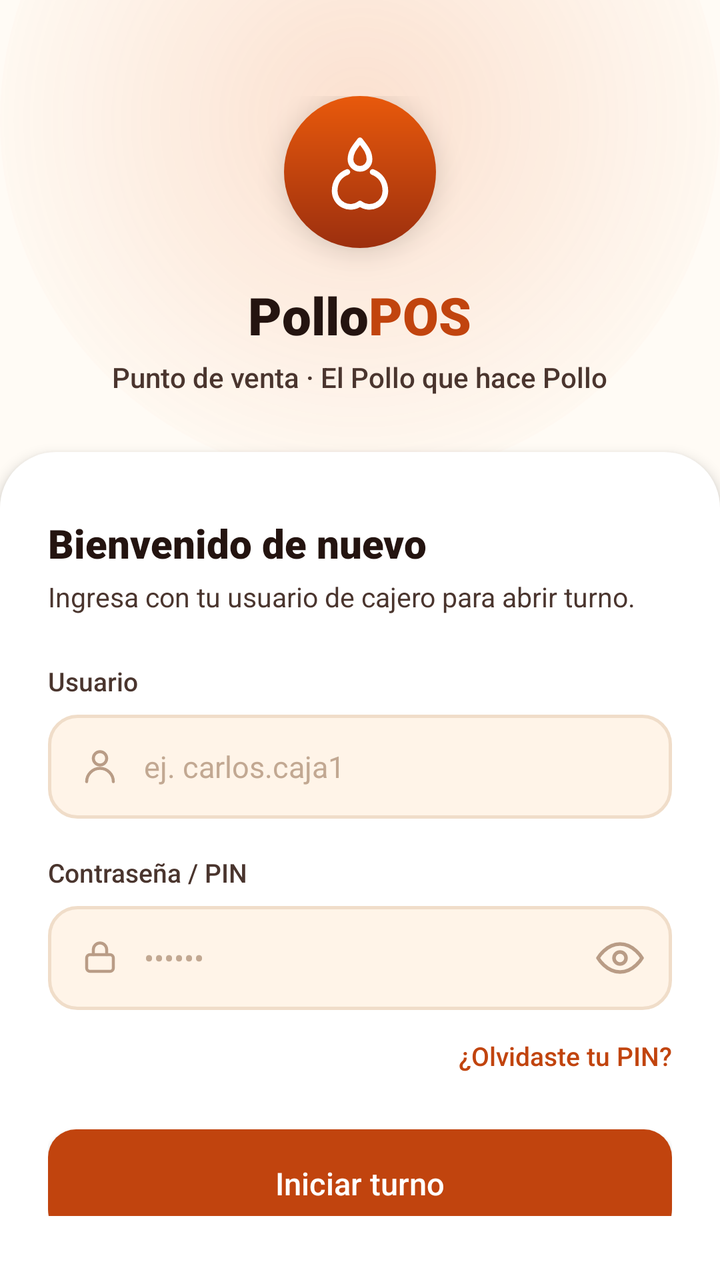
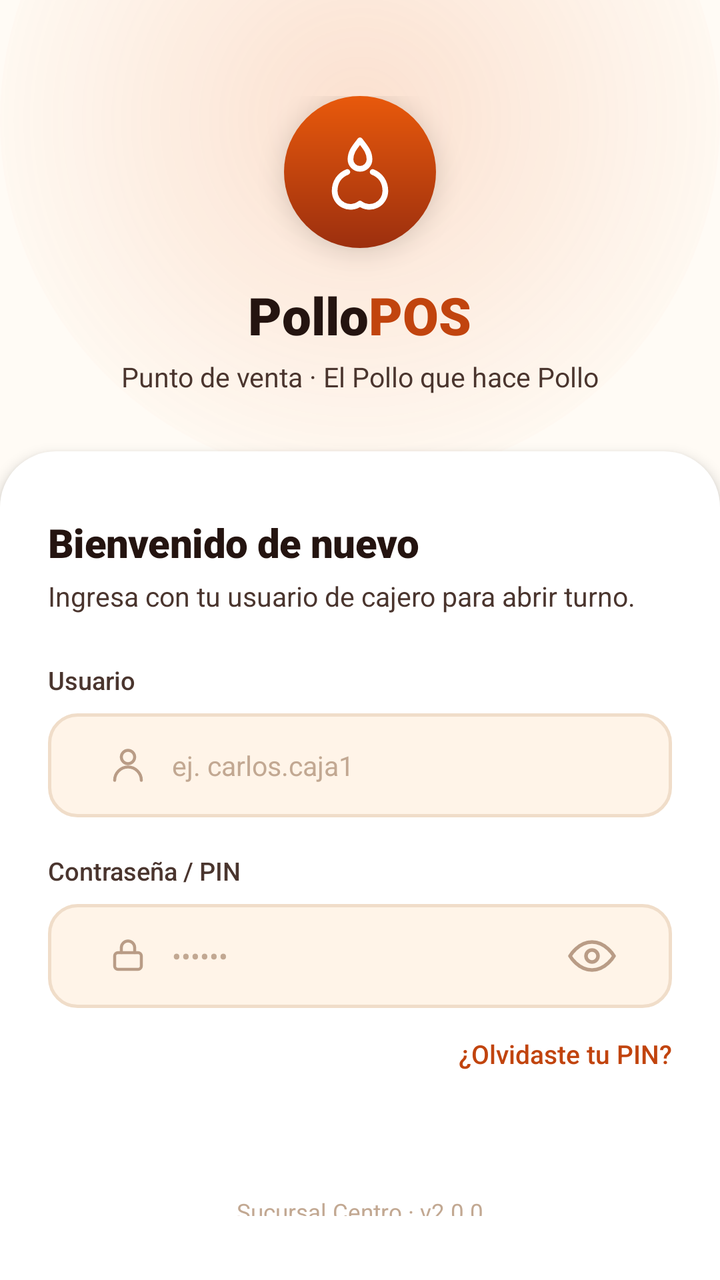

Screens rendered from an Android XML layout before and after an edit, with the pre-edit source and the edit as a unified diff.
<!-- AndroidManifest.xml: application theme Theme.Pollogithub -->
<!-- res/layout/activity_main.xml -->
<?xml version="1.0" encoding="utf-8"?>
<androidx.core.widget.NestedScrollView xmlns:android="http://schemas.android.com/apk/res/android"
    xmlns:app="http://schemas.android.com/apk/res-auto"
    xmlns:tools="http://schemas.android.com/tools"
    android:id="@+id/main"
    android:layout_width="match_parent"
    android:layout_height="match_parent"
    android:fillViewport="true"
    android:background="@color/paper_50"
    tools:context=".MainActivity">

    <androidx.constraintlayout.widget.ConstraintLayout
        android:layout_width="match_parent"
        android:layout_height="wrap_content"
        android:minHeight="600dp">

        
        <View
            android:id="@+id/glowView"
            android:layout_width="360dp"
            android:layout_height="360dp"
            android:background="@drawable/bg_glow_top"
            app:layout_constraintEnd_toEndOf="parent"
            app:layout_constraintStart_toStartOf="parent"
            app:layout_constraintTop_toTopOf="parent"
            android:translationY="-120dp" />

        
        <LinearLayout
            android:id="@+id/brandLayout"
            android:layout_width="match_parent"
            android:layout_height="wrap_content"
            android:gravity="center_horizontal"
            android:orientation="vertical"
            android:paddingTop="48dp"
            android:paddingBottom="28dp"
            app:layout_constraintEnd_toEndOf="parent"
            app:layout_constraintStart_toStartOf="parent"
            app:layout_constraintTop_toTopOf="parent">

            
            <FrameLayout
                android:layout_width="76dp"
                android:layout_height="76dp"
                android:layout_marginBottom="16dp"
                android:background="@drawable/bg_brand_logo"
                android:elevation="8dp">

                <ImageView
                    android:layout_width="38dp"
                    android:layout_height="38dp"
                    android:layout_gravity="center"
                    android:contentDescription="@string/app_name"
                    android:src="@drawable/ic_flame_chicken" />
            </FrameLayout>

            
            <LinearLayout
                android:layout_width="wrap_content"
                android:layout_height="wrap_content"
                android:orientation="horizontal">

                <TextView
                    android:layout_width="wrap_content"
                    android:layout_height="wrap_content"
                    android:fontFamily="sans-serif-black"
                    android:text="@string/brand_title_brasa"
                    android:textColor="@color/char_900"
                    android:textSize="26sp" />

                <TextView
                    android:layout_width="wrap_content"
                    android:layout_height="wrap_content"
                    android:fontFamily="sans-serif-black"
                    android:text="@string/brand_title_pos"
                    android:textColor="@color/ember_600"
                    android:textSize="26sp" />
            </LinearLayout>

            
            <TextView
                android:layout_width="wrap_content"
                android:layout_height="wrap_content"
                android:layout_marginTop="4dp"
                android:fontFamily="sans-serif-medium"
                android:text="@string/brand_subtitle"
                android:textColor="@color/char_700"
                android:textSize="14sp" />
        </LinearLayout>

        
        <androidx.constraintlayout.widget.ConstraintLayout
            android:id="@+id/cardLayout"
            android:layout_width="match_parent"
            android:layout_height="0dp"
            android:background="@drawable/bg_card_top_rounded"
            android:elevation="4dp"
            android:paddingHorizontal="24dp"
            android:paddingTop="32dp"
            android:paddingBottom="32dp"
            app:layout_constraintBottom_toBottomOf="parent"
            app:layout_constraintEnd_toEndOf="parent"
            app:layout_constraintStart_toStartOf="parent"
            app:layout_constraintTop_toBottomOf="@id/brandLayout">

            
            <TextView
                android:id="@+id/tvWelcomeTitle"
                android:layout_width="0dp"
                android:layout_height="wrap_content"
                android:fontFamily="sans-serif-black"
                android:text="@string/welcome_title"
                android:textColor="@color/char_900"
                android:textSize="20sp"
                app:layout_constraintEnd_toEndOf="parent"
                app:layout_constraintStart_toStartOf="parent"
                app:layout_constraintTop_toTopOf="parent" />

            <TextView
                android:id="@+id/tvWelcomeSubtitle"
                android:layout_width="0dp"
                android:layout_height="wrap_content"
                android:layout_marginTop="4dp"
                android:fontFamily="sans-serif"
                android:text="@string/welcome_subtitle"
                android:textColor="@color/char_700"
                android:textSize="13.5sp"
                app:layout_constraintEnd_toEndOf="parent"
                app:layout_constraintStart_toStartOf="parent"
                app:layout_constraintTop_toBottomOf="@id/tvWelcomeTitle" />

            
            <TextView
                android:id="@+id/lblUser"
                android:layout_width="wrap_content"
                android:layout_height="wrap_content"
                android:layout_marginTop="24dp"
                android:fontFamily="sans-serif-medium"
                android:text="@string/label_user"
                android:textColor="@color/char_700"
                android:textSize="13sp"
                app:layout_constraintStart_toStartOf="parent"
                app:layout_constraintTop_toBottomOf="@id/tvWelcomeSubtitle" />

            
            <FrameLayout
                android:id="@+id/wrapUser"
                android:layout_width="0dp"
                android:layout_height="52dp"
                android:layout_marginTop="8dp"
                android:background="@drawable/bg_input_field"
                app:layout_constraintEnd_toEndOf="parent"
                app:layout_constraintStart_toStartOf="parent"
                app:layout_constraintTop_toBottomOf="@id/lblUser">

                <ImageView
                    android:layout_width="20dp"
                    android:layout_height="20dp"
                    android:layout_gravity="center_vertical|start"
                    android:layout_marginStart="16dp"
                    android:contentDescription="@string/label_user"
                    android:src="@drawable/ic_person" />

                <EditText
                    android:id="@+id/etUser"
                    android:layout_width="match_parent"
                    android:layout_height="match_parent"
                    android:background="@null"
                    android:fontFamily="sans-serif"
                    android:hint="@string/hint_user"
                    android:importantForAutofill="no"
                    android:inputType="textPersonName"
                    android:paddingStart="48dp"
                    android:paddingEnd="16dp"
                    android:textColor="@color/char_900"
                    android:textColorHint="@color/placeholder_text"
                    android:textSize="15sp" />
            </FrameLayout>

            
            <TextView
                android:id="@+id/lblPassword"
                android:layout_width="wrap_content"
                android:layout_height="wrap_content"
                android:layout_marginTop="18dp"
                android:fontFamily="sans-serif-medium"
                android:text="@string/label_password"
                android:textColor="@color/char_700"
                android:textSize="13sp"
                app:layout_constraintStart_toStartOf="parent"
                app:layout_constraintTop_toBottomOf="@id/wrapUser" />

            
            <FrameLayout
                android:id="@+id/wrapPassword"
                android:layout_width="0dp"
                android:layout_height="52dp"
                android:layout_marginTop="8dp"
                android:background="@drawable/bg_input_field"
                app:layout_constraintEnd_toEndOf="parent"
                app:layout_constraintStart_toStartOf="parent"
                app:layout_constraintTop_toBottomOf="@id/lblPassword">

                <ImageView
                    android:layout_width="20dp"
                    android:layout_height="20dp"
                    android:layout_gravity="center_vertical|start"
                    android:layout_marginStart="16dp"
                    android:contentDescription="@string/label_password"
                    android:src="@drawable/ic_lock" />

                <EditText
                    android:id="@+id/etPassword"
                    android:layout_width="match_parent"
                    android:layout_height="match_parent"
                    android:background="@null"
                    android:fontFamily="sans-serif"
                    android:hint="@string/hint_password"
                    android:importantForAutofill="no"
                    android:inputType="textPassword"
                    android:paddingStart="48dp"
                    android:paddingEnd="48dp"
                    android:textColor="@color/char_900"
                    android:textColorHint="@color/placeholder_text"
                    android:textSize="15sp" />

                <ImageButton
                    android:id="@+id/btnToggleEye"
                    android:layout_width="44dp"
                    android:layout_height="44dp"
                    android:layout_gravity="center_vertical|end"
                    android:layout_marginEnd="4dp"
                    android:background="?attr/selectableItemBackgroundBorderless"
                    android:contentDescription="@string/label_password"
                    android:padding="10dp"
                    android:scaleType="fitCenter"
                    android:src="@drawable/ic_eye" />
            </FrameLayout>

            
            <TextView
                android:id="@+id/tvForgotPin"
                android:layout_width="wrap_content"
                android:layout_height="wrap_content"
                android:layout_marginTop="10dp"
                android:background="?attr/selectableItemBackground"
                android:fontFamily="sans-serif-medium"
                android:paddingVertical="4dp"
                android:text="@string/forgot_pin"
                android:textColor="@color/ember_600"
                android:textSize="13sp"
                app:layout_constraintEnd_toEndOf="parent"
                app:layout_constraintTop_toBottomOf="@id/wrapPassword" />

            
            <androidx.appcompat.widget.AppCompatButton
                android:id="@+id/btnStartShift"
                android:layout_width="0dp"
                android:layout_height="54dp"
                android:layout_marginTop="24dp"
                android:background="@drawable/bg_button_primary"
                android:elevation="4dp"
                android:fontFamily="sans-serif-medium"
                android:text="@string/btn_start_shift"
                android:textAllCaps="false"
                android:textColor="@color/white"
                android:textSize="15.5sp"
                app:layout_constraintEnd_toEndOf="parent"
                app:layout_constraintStart_toStartOf="parent"
                app:layout_constraintTop_toBottomOf="@id/tvForgotPin" />

            
            <TextView
                android:id="@+id/tvFooterNote"
                android:layout_width="wrap_content"
                android:layout_height="wrap_content"
                android:layout_marginTop="40dp"
                android:fontFamily="sans-serif"
                android:text="@string/footer_note"
                android:textColor="@color/placeholder_text"
                android:textSize="12sp"
                app:layout_constraintBottom_toBottomOf="parent"
                app:layout_constraintEnd_toEndOf="parent"
                app:layout_constraintStart_toStartOf="parent"
                app:layout_constraintTop_toBottomOf="@id/btnStartShift" />

        </androidx.constraintlayout.widget.ConstraintLayout>

    </androidx.constraintlayout.widget.ConstraintLayout>
</androidx.core.widget.NestedScrollView>
<!-- resources referenced by this layout -->
<resources>
  <!-- unchanged entries left out for length: 35 -->
</resources>

<!-- the commit's change to res/layout/activity_main.xml (unified diff, before → after) -->
@@ -79,13 +79,11 @@
 
             
             <TextView
-                android:layout_width="wrap_content"
-                android:layout_height="wrap_content"
-                android:layout_marginTop="4dp"
-                android:fontFamily="sans-serif-medium"
-                android:text="@string/brand_subtitle"
-                android:textColor="@color/char_700"
-                android:textSize="14sp" />
+                android:textAppearance="@style/TextAppearance.Pollo.Subtitle.Emphasis"
+                android:layout_width="wrap_content"
+                android:layout_height="wrap_content"
+                android:layout_marginTop="@dimen/spacing_xs"
+                android:text="@string/brand_subtitle" />
         </LinearLayout>
 
         
@@ -94,10 +92,10 @@
             android:layout_width="match_parent"
             android:layout_height="0dp"
             android:background="@drawable/bg_card_top_rounded"
-            android:elevation="4dp"
-            android:paddingHorizontal="24dp"
-            android:paddingTop="32dp"
-            android:paddingBottom="32dp"
+            android:elevation="@dimen/elevation_medium"
+            android:paddingHorizontal="@dimen/spacing_2xl"
+            android:paddingTop="@dimen/spacing_3xl"
+            android:paddingBottom="@dimen/spacing_3xl"
             app:layout_constraintBottom_toBottomOf="parent"
             app:layout_constraintEnd_toEndOf="parent"
             app:layout_constraintStart_toStartOf="parent"
@@ -106,25 +104,21 @@
             
             <TextView
                 android:id="@+id/tvWelcomeTitle"
-                android:layout_width="0dp"
-                android:layout_height="wrap_content"
-                android:fontFamily="sans-serif-black"
+                android:textAppearance="@style/TextAppearance.Pollo.Title.Large"
+                android:layout_width="0dp"
+                android:layout_height="wrap_content"
                 android:text="@string/welcome_title"
-                android:textColor="@color/char_900"
-                android:textSize="20sp"
                 app:layout_constraintEnd_toEndOf="parent"
                 app:layout_constraintStart_toStartOf="parent"
                 app:layout_constraintTop_toTopOf="parent" />
 
             <TextView
                 android:id="@+id/tvWelcomeSubtitle"
-                android:layout_width="0dp"
-                android:layout_height="wrap_content"
-                android:layout_marginTop="4dp"
-                android:fontFamily="sans-serif"
+                android:textAppearance="@style/TextAppearance.Pollo.Subtitle.Emphasis"
+                android:layout_width="0dp"
+                android:layout_height="wrap_content"
+                android:layout_marginTop="@dimen/spacing_xs"
                 android:text="@string/welcome_subtitle"
-                android:textColor="@color/char_700"
-                android:textSize="13.5sp"
                 app:layout_constraintEnd_toEndOf="parent"
                 app:layout_constraintStart_toStartOf="parent"
                 app:layout_constraintTop_toBottomOf="@id/tvWelcomeTitle" />
@@ -132,23 +126,20 @@
             
             <TextView
                 android:id="@+id/lblUser"
-                android:layout_width="wrap_content"
-                android:layout_height="wrap_content"
-                android:layout_marginTop="24dp"
-                android:fontFamily="sans-serif-medium"
+                android:textAppearance="@style/TextAppearance.Pollo.Label"
+                android:layout_width="wrap_content"
+                android:layout_height="wrap_content"
+                android:layout_marginTop="@dimen/spacing_2xl"
                 android:text="@string/label_user"
-                android:textColor="@color/char_700"
-                android:textSize="13sp"
                 app:layout_constraintStart_toStartOf="parent"
                 app:layout_constraintTop_toBottomOf="@id/tvWelcomeSubtitle" />
 
             
             <FrameLayout
                 android:id="@+id/wrapUser"
-                android:layout_width="0dp"
-                android:layout_height="52dp"
-                android:layout_marginTop="8dp"
-                android:background="@drawable/bg_input_field"
+                style="@style/Widget.Pollo.InputContainer"
+                android:layout_width="0dp"
+                android:layout_marginTop="@dimen/spacing_s"
                 app:layout_constraintEnd_toEndOf="parent"
                 app:layout_constraintStart_toStartOf="parent"
                 app:layout_constraintTop_toBottomOf="@id/lblUser">
@@ -163,40 +154,31 @@
 
                 <EditText
                     android:id="@+id/etUser"
-                    android:layout_width="match_parent"
-                    android:layout_height="match_parent"
-                    android:background="@null"
-                    android:fontFamily="sans-serif"
+                    style="@style/Widget.Pollo.EditText"
                     android:hint="@string/hint_user"
                     android:importantForAutofill="no"
                     android:inputType="textPersonName"
                     android:paddingStart="48dp"
-                    android:paddingEnd="16dp"
-                    android:textColor="@color/char_900"
-                    android:textColorHint="@color/placeholder_text"
-                    android:textSize="15sp" />
+                    android:paddingEnd="16dp" />
             </FrameLayout>
 
             
             <TextView
                 android:id="@+id/lblPassword"
+                android:textAppearance="@style/TextAppearance.Pollo.Label"
                 android:layout_width="wrap_content"
                 android:layout_height="wrap_content"
                 android:layout_marginTop="18dp"
-                android:fontFamily="sans-serif-medium"
                 android:text="@string/label_password"
-                android:textColor="@color/char_700"
-                android:textSize="13sp"
                 app:layout_constraintStart_toStartOf="parent"
                 app:layout_constraintTop_toBottomOf="@id/wrapUser" />
 
             
             <FrameLayout
                 android:id="@+id/wrapPassword"
-                android:layout_width="0dp"
-                android:layout_height="52dp"
-                android:layout_marginTop="8dp"
-                android:background="@drawable/bg_input_field"
+                style="@style/Widget.Pollo.InputContainer"
+                android:layout_width="0dp"
+                android:layout_marginTop="@dimen/spacing_s"
                 app:layout_constraintEnd_toEndOf="parent"
                 app:layout_constraintStart_toStartOf="parent"
                 app:layout_constraintTop_toBottomOf="@id/lblPassword">
@@ -211,18 +193,12 @@
 
                 <EditText
                     android:id="@+id/etPassword"
-                    android:layout_width="match_parent"
-                    android:layout_height="match_parent"
-                    android:background="@null"
-                    android:fontFamily="sans-serif"
+                    style="@style/Widget.Pollo.EditText"
                     android:hint="@string/hint_password"
                     android:importantForAutofill="no"
                     android:inputType="textPassword"
                     android:paddingStart="48dp"
-                    android:paddingEnd="48dp"
-                    android:textColor="@color/char_900"
-                    android:textColorHint="@color/placeholder_text"
-                    android:textSize="15sp" />
+                    android:paddingEnd="48dp" />
 
                 <ImageButton
                     android:id="@+id/btnToggleEye"
@@ -255,16 +231,10 @@
             
             <androidx.appcompat.widget.AppCompatButton
                 android:id="@+id/btnStartShift"
-                android:layout_width="0dp"
-                android:layout_height="54dp"
-                android:layout_marginTop="24dp"
-                android:background="@drawable/bg_button_primary"
-                android:elevation="4dp"
-                android:fontFamily="sans-serif-medium"
+                style="@style/Widget.Pollo.Button.Primary.Hero"
+                android:layout_width="0dp"
+                android:layout_marginTop="@dimen/spacing_2xl"
                 android:text="@string/btn_start_shift"
-                android:textAllCaps="false"
-                android:textColor="@color/white"
-                android:textSize="15.5sp"
                 app:layout_constraintEnd_toEndOf="parent"
                 app:layout_constraintStart_toStartOf="parent"
                 app:layout_constraintTop_toBottomOf="@id/tvForgotPin" />
@@ -272,13 +242,11 @@
             
             <TextView
                 android:id="@+id/tvFooterNote"
-                android:layout_width="wrap_content"
-                android:layout_height="wrap_content"
-                android:layout_marginTop="40dp"
-                android:fontFamily="sans-serif"
+                android:textAppearance="@style/TextAppearance.Pollo.Caption"
+                android:layout_width="wrap_content"
+                android:layout_height="wrap_content"
+                android:layout_marginTop="@dimen/spacing_4xl"
                 android:text="@string/footer_note"
-                android:textColor="@color/placeholder_text"
-                android:textSize="12sp"
                 app:layout_constraintBottom_toBottomOf="parent"
                 app:layout_constraintEnd_toEndOf="parent"
                 app:layout_constraintStart_toStartOf="parent"
<!-- resource entries referenced after the edit -->
@@ -1,5 +1,76 @@
 <!-- resources referenced by this layout -->
 <resources>
+  <dimen name="elevation_medium">4dp</dimen>
+  <dimen name="spacing_2xl">24dp</dimen>
+  <dimen name="spacing_3xl">32dp</dimen>
+  <dimen name="spacing_4xl">40dp</dimen>
+  <dimen name="spacing_s">8dp</dimen>
+  <dimen name="spacing_xs">4dp</dimen>
+  <style name="TextAppearance.Pollo.Caption" parent="TextAppearance.Pollo">
+          <item name="android:fontFamily">sans-serif</item>
+          <item name="android:textColor">@color/placeholder_text</item>
+          <item name="android:textSize">@dimen/text_size_caption</item>
+      </style>
+  <style name="TextAppearance.Pollo.Label" parent="TextAppearance.Pollo">
+          <item name="android:fontFamily">sans-serif-medium</item>
+          <item name="android:textColor">@color/char_700</item>
+          <item name="android:textSize">@dimen/text_size_label</item>
+      </style>
+  <style name="TextAppearance.Pollo.Subtitle.Emphasis" parent="TextAppearance.Pollo">
+          <item name="android:fontFamily">sans-serif</item>
+          <item name="android:textColor">@color/char_700</item>
+          <item name="android:textSize">@dimen/text_size_body</item>
+      </style>
+  <style name="TextAppearance.Pollo.Title.Large" parent="TextAppearance.Pollo.Title">
+          <item name="android:fontFamily">sans-serif-black</item>
+          <item name="android:textColor">@color/char_900</item>
+          <item name="android:textSize">@dimen/text_size_title_large</item>
+          <item name="android:letterSpacing">-0.01</item>
+      </style>
+  <style name="Widget.Pollo.Button.Primary.Hero" parent="Widget.Pollo.Button.Primary">
+          <item name="android:minHeight">@dimen/btn_height_hero</item>
+          <item name="android:textSize">15.5sp</item>
+          <item name="android:elevation">@dimen/elevation_medium</item>
+      </style>
+  <style name="Widget.Pollo.EditText" parent="Widget.Pollo">
+          <item name="android:background">@null</item>
+          <item name="android:fontFamily">sans-serif</item>
+          <item name="android:textColor">@color/char_900</item>
+          <item name="android:textColorHint">@color/placeholder_text</item>
+          <item name="android:textSize">@dimen/text_size_body</item>
+          <item name="android:layout_width">match_parent</item>
+          <item name="android:layout_height">match_parent</item>
+      </style>
+  <style name="Widget.Pollo.InputContainer" parent="Widget.Pollo">
+          <item name="android:background">@drawable/bg_input_field</item>
+          <item name="android:layout_height">@dimen/input_height</item>
+          <item name="android:layout_width">match_parent</item>
+          <item name="android:paddingHorizontal">@dimen/input_padding_horizontal</item>
+      </style>
+  <style name="TextAppearance.Pollo" parent="android:TextAppearance" />
+  <dimen name="text_size_caption">11.5sp</dimen>
+  <dimen name="text_size_label">12.5sp</dimen>
+  <dimen name="text_size_body">13.5sp</dimen>
+  <style name="TextAppearance.Pollo.Title" parent="TextAppearance.Pollo" />
+  <dimen name="text_size_title_large">20sp</dimen>
+  <style name="Widget.Pollo.Button.Primary" parent="Widget.Pollo.Button">
+          <item name="android:background">@drawable/bg_button_primary</item>
+          <item name="android:fontFamily">sans-serif-bold</item>
+          <item name="android:textColor">@color/white</item>
+          <item name="android:textSize">@dimen/text_size_btn_primary</item>
+          <item name="android:textAllCaps">false</item>
+          <item name="android:paddingHorizontal">@dimen/spacing_xl</item>
+          <item name="android:minHeight">@dimen/btn_height_primary</item>
+          <item name="android:stateListAnimator">@null</item>
+      </style>
+  <dimen name="btn_height_hero">54dp</dimen>
+  <style name="Widget.Pollo" parent="" />
+  <dimen name="input_height">52dp</dimen>
+  <dimen name="input_padding_horizontal">14dp</dimen>
+  <style name="Widget.Pollo.Button" parent="Widget.AppCompat.Button" />
+  <dimen name="text_size_btn_primary">15sp</dimen>
+  <dimen name="spacing_xl">20dp</dimen>
+  <dimen name="btn_height_primary">52dp</dimen>
   <!-- unchanged entries left out for length: 35 -->
 </resources>
 
